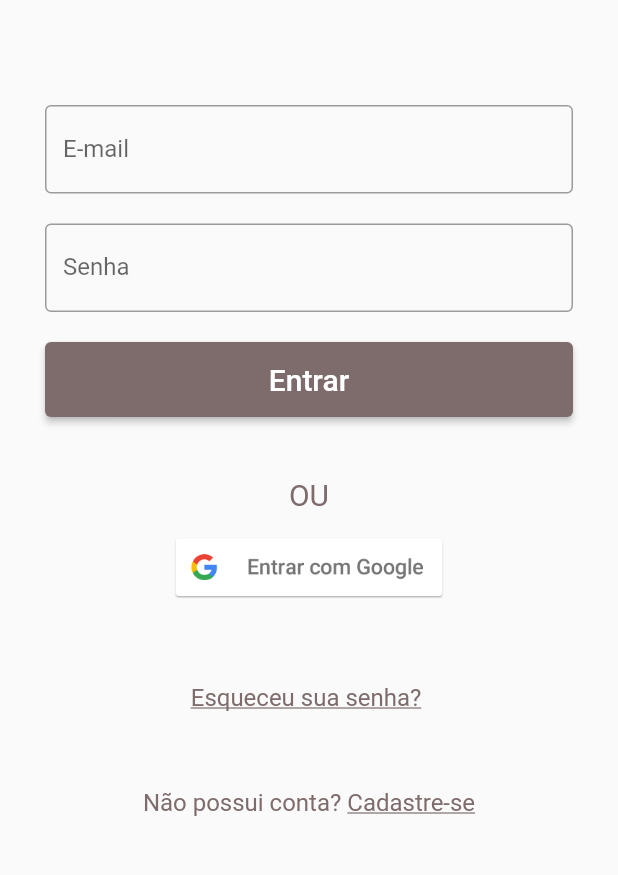
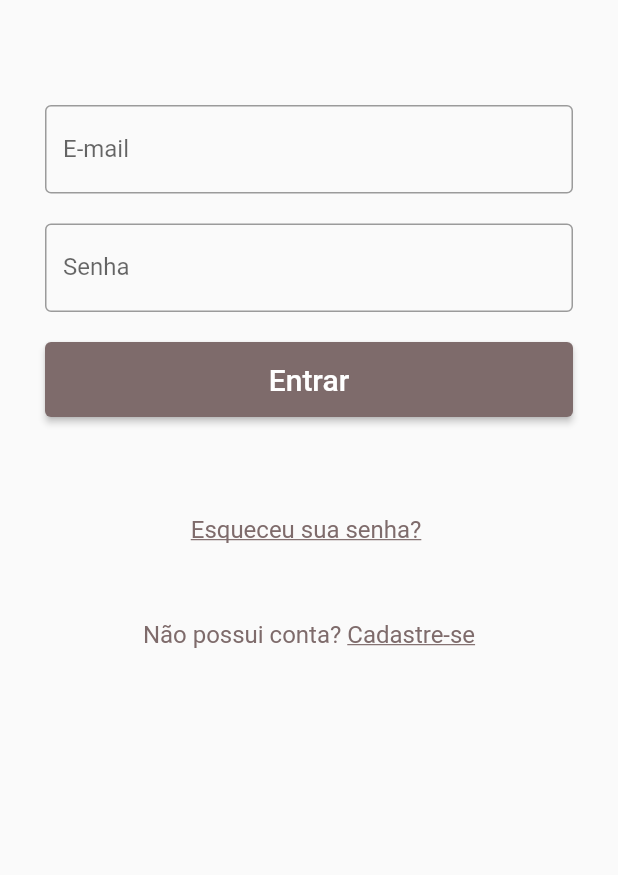
Before and after one commit to reily-cleiane/buscapatas, a Flutter app: the screen it shows after launch, on a phone screen of 412 x 824 dp, the part 240-1115 px from its top. Run offline on Flutter 3.47's test engine with Material 2 defaults, Android fonts, the phone set to English and light mode, and no system bars; our stand-ins replace form_validator, geolocator, google_maps_flutter, image_picker, local_auth, pin_code_fields and 1 more; missing offline and left inert: flutter_session, material_color_generator.

Commit message:
Remover botão de logar com google

```diff
--- a/lib/publico/login.dart
+++ b/lib/publico/login.dart
@@ -36,8 +36,7 @@ class _LoginState extends State<Login> {
 
   void carregarUsuarioLocal() async {
     preferencias = await SharedPreferences.getInstance();
-    setState(() {
-    });
+    setState(() {});
   }
 
   @override
@@ -100,7 +99,16 @@ class _LoginState extends State<Login> {
                         style: TextStyle(color: Colors.white, fontSize: 20.0),
                       ),
                     )),
-                const Padding(padding: EdgeInsets.fromLTRB(0, 10.0, 0, 10.0)),
+                const Padding(padding: EdgeInsets.fromLTRB(0, 0, 0, 10.0)),
+              ])),
+          if (preferencias != null &&
+              preferencias!.containsKey('buscapatas.usuarioEmail') &&
+              preferencias!.containsKey('buscapatas.usuarioSenha'))
+            const Padding(
+              padding: EdgeInsets.fromLTRB(0, 0, 0, 20.0),
+              child: Text("OU",
+                  style: TextStyle(color: estilo.corprimaria, fontSize: 20)),
+            ),
           if (preferencias != null &&
               preferencias!.containsKey('buscapatas.usuarioEmail') &&
               preferencias!.containsKey('buscapatas.usuarioSenha'))
@@ -109,8 +117,8 @@ class _LoginState extends State<Login> {
                 height: 50,
                 child: ElevatedButton(
                   style: const ButtonStyle(
-                          backgroundColor: MaterialStatePropertyAll<Color>(
-                              estilo.corprimaria),
+                    backgroundColor:
+                        MaterialStatePropertyAll<Color>(estilo.corprimaria),
                   ),
                   onPressed: () {
                     autenticarBiometria();
@@ -120,12 +128,8 @@ class _LoginState extends State<Login> {
                     style: TextStyle(color: Colors.white, fontSize: 20.0),
                   ),
                 )),
-              ])),
-          const Padding(
-            padding: EdgeInsets.fromLTRB(0, 20.0, 0, 15.0),
-            child: Text("OU",
-                style: TextStyle(color: estilo.corprimaria, fontSize: 20)),
-          ),
+
+          /*
           FractionallySizedBox(
               widthFactor: 1,
               child: InkWell(
@@ -144,6 +148,7 @@ class _LoginState extends State<Login> {
                   width: 180,
                 ),
               )),
+              */
           Padding(
               padding: const EdgeInsets.fromLTRB(0, 50.0, 0, 40.0),
               child: InkWell(
```
Lines whose indentation alone changed are shown as unchanged.
